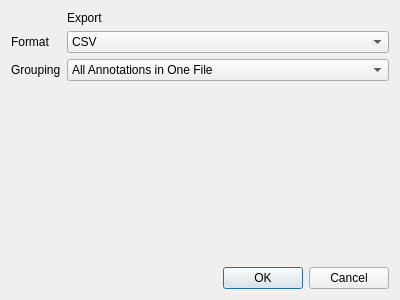
Before: the Qt Designer form src/core/exportdialog.ui in OceanEye-Project/OceanEye-QT, drawn with Qt 5.
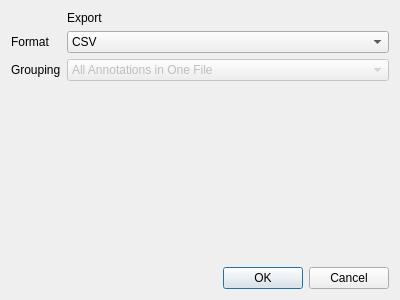
After: the same form once the commit is applied.

Diff of the .ui file:
```diff
--- a/src/core/exportdialog.ui
+++ b/src/core/exportdialog.ui
@@ -47,6 +47,9 @@
    </item>
    <item row="2" column="1">
     <widget class="QComboBox" name="groupingCombo">
+     <property name="enabled">
+      <bool>false</bool>
+     </property>
      <item>
       <property name="text">
        <string>All Annotations in One File</string>
```
Left out of the diff: 88 changed lines with no effect on the pictures.
